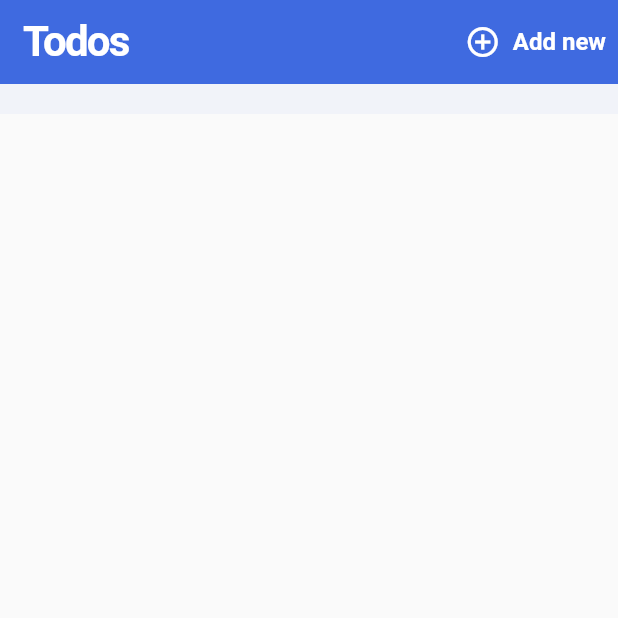
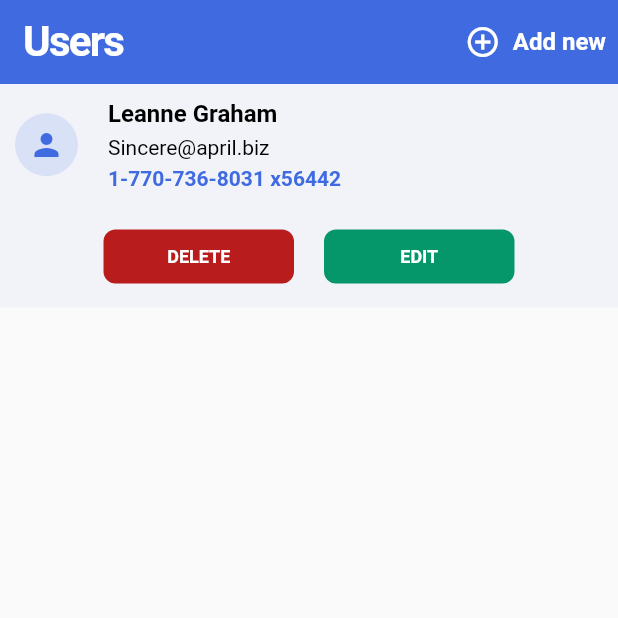
Before and after one commit to Mr-Malomz/flutter_api, a Flutter app: the screen it shows after launch, on a phone screen of 412 x 824 dp, the top half of it. Run offline on Flutter 3.47's test engine with Material 2 defaults, Android fonts, the phone set to English and light mode, and no system bars; our stand-ins replace email_validator.

Commit message:
card and form page

```diff
--- a/lib/screens/home_screen.dart
+++ b/lib/screens/home_screen.dart
@@ -1,5 +1,6 @@
 import 'package:flutter/material.dart';
-import 'package:flutter_api/screens/utils/pallete.dart';
+import 'package:flutter_api/utils/pallete.dart';
+import 'package:flutter_api/widgets/user_card.dart';
 
 class HomeScreen extends StatefulWidget {
   const HomeScreen({Key? key}) : super(key: key);
@@ -17,7 +18,7 @@ class _HomeScreenState extends State<HomeScreen> {
           SliverAppBar(
             backgroundColor: Pallete.mainBlue,
             title: Text(
-              'Todos',
+              'Users',
               style: TextStyle(
                 color: Colors.white,
                 fontSize: 28.0,
@@ -47,17 +48,7 @@ class _HomeScreenState extends State<HomeScreen> {
           ),
           SliverList(
             delegate: SliverChildListDelegate([
-              Container(
-                padding: const EdgeInsets.symmetric(
-                    horizontal: 10.0, vertical: 10.0),
-                decoration: BoxDecoration(color: Pallete.cardColor),
-                child: Row(
-                  mainAxisAlignment: MainAxisAlignment.start,
-                  children: [
-
-                  ],
-                ),
-              ),
+              UserCard(),
             ]),
           ),
         ],
--- a/lib/screens/utils/pallete.dart
+++ b/lib/utils/pallete.dart
@@ -5,4 +5,5 @@ class Pallete {
   static const Color cardColor = Color(0xFFF1F3F9);
   static const Color green = Color(0xFF059669);
   static const Color red = Color(0xFFB91C1C);
+  static const Color iconBg = Color(0xFFD9E1F7);
 }
--- /dev/null
+++ b/lib/widgets/user_card.dart
@@ -0,0 +1,121 @@
+import 'package:flutter/material.dart';
+import 'package:flutter_api/screens/modify_user.dart';
+import 'package:flutter_api/utils/pallete.dart';
+
+class UserCard extends StatelessWidget {
+  @override
+  Widget build(BuildContext context) {
+    return Container(
+      padding: const EdgeInsets.symmetric(horizontal: 10.0, vertical: 10.0),
+      decoration: BoxDecoration(color: Pallete.cardColor),
+      child: Column(
+        children: [
+          Row(
+            children: [
+              Container(
+                height: 42.0,
+                width: 42.0,
+                decoration: BoxDecoration(
+                  color: Pallete.iconBg,
+                  borderRadius: BorderRadius.all(Radius.circular(42.0)),
+                ),
+                child: Icon(
+                  Icons.person,
+                  color: Pallete.mainBlue,
+                ),
+              ),
+              const SizedBox(width: 20.0),
+              Column(
+                crossAxisAlignment: CrossAxisAlignment.start,
+                children: [
+                  Text(
+                    'Leanne Graham',
+                    style: TextStyle(
+                      fontSize: 16.0,
+                      color: Colors.black,
+                      fontWeight: FontWeight.bold,
+                    ),
+                  ),
+                  const SizedBox(height: 5.0),
+                  Text(
+                    'Sincere@april.biz',
+                    style: TextStyle(
+                      fontSize: 14.0,
+                      color: Colors.black,
+                    ),
+                  ),
+                  const SizedBox(height: 5.0),
+                  Text(
+                    '1-770-736-8031 x56442',
+                    style: TextStyle(
+                        fontSize: 14.0,
+                        color: Pallete.mainBlue,
+                        fontWeight: FontWeight.w600),
+                  ),
+                ],
+              )
+            ],
+          ),
+          const SizedBox(height: 20.0),
+          Row(
+            mainAxisAlignment: MainAxisAlignment.center,
+            children: [
+              _CustomButtons(
+                label: 'DELETE',
+                bgColor: Pallete.red,
+                onPressed: () {},
+              ),
+              const SizedBox(width: 20.0),
+              _CustomButtons(
+                label: 'EDIT',
+                bgColor: Pallete.green,
+                onPressed: () {
+                  Navigator.push(
+                      context,
+                      MaterialPageRoute(
+                        builder: (context) => ModifyUser(),
+                      ));
+                },
+              ),
+            ],
+          )
+        ],
+      ),
+    );
+  }
+}
+
+class _CustomButtons extends StatelessWidget {
+  final String label;
+  final Color bgColor;
+  final Function()? onPressed;
+
+  const _CustomButtons({
+    Key? key,
+    required this.label,
+    required this.bgColor,
+    required this.onPressed,
+  }) : super(key: key);
+
+  @override
+  Widget build(BuildContext context) {
+    return TextButton(
+      onPressed: onPressed,
+      style: TextButton.styleFrom(
+        backgroundColor: bgColor,
+        minimumSize: Size(127.0, 36.0),
+        shape: RoundedRectangleBorder(
+          borderRadius: BorderRadius.all(Radius.circular(8.0)),
+        ),
+      ),
+      child: Text(
+        label,
+        style: TextStyle(
+          fontSize: 12.0,
+          fontWeight: FontWeight.bold,
+          color: Colors.white,
+        ),
+      ),
+    );
+  }
+}
```
Also changed, not shown: lib/screens/modify_user.dart (added, +122 -0 lines), pubspec.yaml (+40 -41 lines), pubspec.lock.
